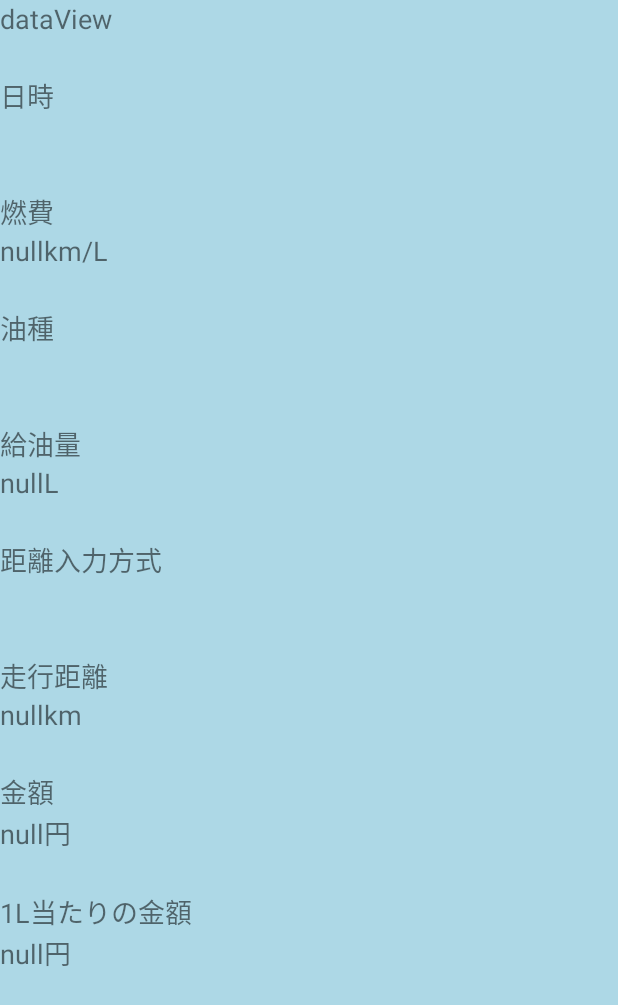
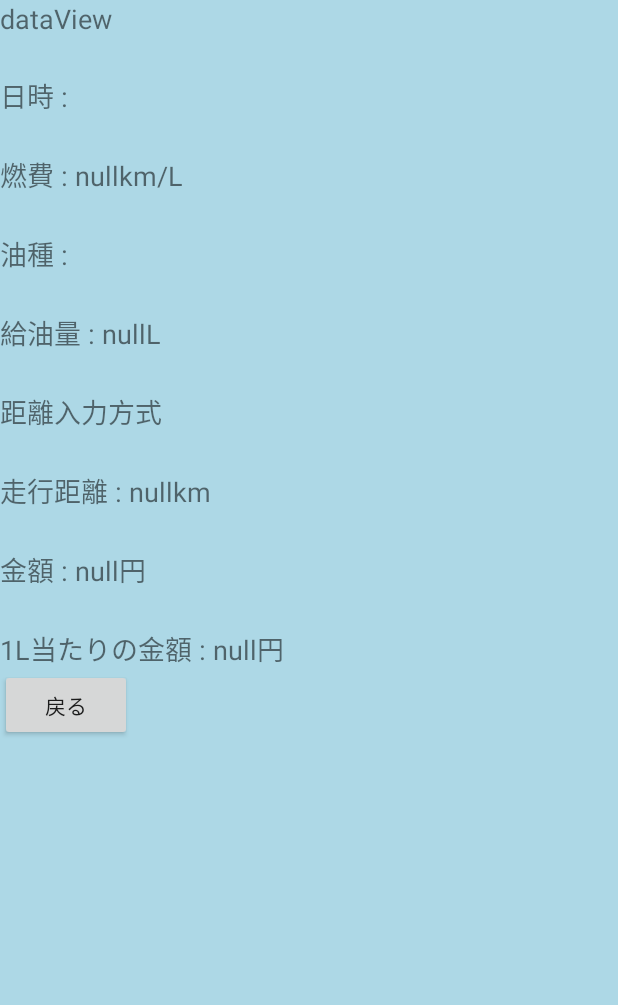
Before and after one commit to uezonokou/FuelMemory, an Android app: the DataViewActivity screen opened directly, with no data from a screen before it, on a phone screen of 412 x 824 dp. Shown: the top 1005 px of the screen. Run offline under Robolectric (Android 15) with nearby library versions, the phone set to English and light mode, and no system bars.

Commit message:
戻るボタン追加

```diff
--- a/app/src/main/java/com/example/fuelmemory/DataViewActivity.java
+++ b/app/src/main/java/com/example/fuelmemory/DataViewActivity.java
@@ -3,6 +3,8 @@ package com.example.fuelmemory;
 import android.app.Activity;
 import android.content.Intent;
 import android.os.Bundle;
+import android.view.View;
+import android.widget.Button;
 import android.widget.TextView;
 
 import java.io.BufferedReader;
@@ -24,12 +26,14 @@ public class DataViewActivity extends Activity {
     public TextView fuelvalue;
     public TextView Lkingaku;
     public TextView kyoriset;
+    public Button back;
+
 
     protected void onCreate(Bundle savedInstanceState) {
         super.onCreate(savedInstanceState);
         setContentView(R.layout.activity_dateview);
 
-        Intent intent = getIntent();
+        final Intent intent = getIntent();
         day_Data = intent.getStringExtra(HistoryActivity.DAY_MESSAGE);
 
         day=findViewById(R.id.day);
@@ -40,9 +44,10 @@ public class DataViewActivity extends Activity {
         fuelvalue=findViewById(R.id.Fuel_value);
         Lkingaku=findViewById(R.id.Lkingaku);
         kyoriset=findViewById(R.id.Kyoriset);
+        back=findViewById(R.id.back);
 
 
-        String FullPath;
+        final String FullPath;
 
         FullPath = "Memory_" + day_Data + ".txt";
 
@@ -57,6 +62,15 @@ public class DataViewActivity extends Activity {
         fuelvalue.setText(inportData[4]+"km/L");
         Lkingaku.setText(inportData[5] + "円");
         kyoriset.setText(inportData[6]);
+
+
+        back.setOnClickListener(new View.OnClickListener() {
+            @Override
+            public void onClick(View v) {
+                finish();
+            }
+        });
+
 
     }
 
--- a/app/src/main/java/com/example/fuelmemory/HistoryActivity.java
+++ b/app/src/main/java/com/example/fuelmemory/HistoryActivity.java
@@ -33,25 +33,20 @@ public class HistoryActivity extends Activity {
     public int cnt=0;
 
 
+
     protected void onCreate(Bundle savedInstanceState) {
         super.onCreate(savedInstanceState);
         setContentView(R.layout.activity_history);
 
-
-
-        /*ファイルをどうやって検索するか
-            記録するときに日付データも遷移時に渡してそれを受け取ってファイル名指定させる？
-            /data/data/com.example.fuelmemory/files
-         */
-
         SearchMemory();
 
+        final ListView listView = findViewById(R.id.Memory_List);
         ArrayAdapter<String> adapter = new ArrayAdapter<String>(this,android.R.layout.simple_list_item_1,list);
-
-        final ListView listView = findViewById(R.id.Memory_List);
 
         listView.setEmptyView(findViewById(R.id.enmpty));
         listView.setAdapter(adapter);
+
+
 
         listView.setOnItemClickListener(new AdapterView.OnItemClickListener() {
             @Override
@@ -66,6 +61,7 @@ public class HistoryActivity extends Activity {
             }
         });
 
+
     }
 
 
@@ -77,7 +73,7 @@ public class HistoryActivity extends Activity {
 
         int m = 0;
         int n = 0;
-        String[] filename;
+        String[] filename=null;
         String txtPath =null;
 
         while (listDirectory.size() > m){
@@ -120,4 +116,6 @@ public class HistoryActivity extends Activity {
         }
     }
 
+
+
 }
--- a/app/src/main/java/com/example/fuelmemory/MainActivity.java
+++ b/app/src/main/java/com/example/fuelmemory/MainActivity.java
@@ -23,6 +23,7 @@ public class MainActivity extends Activity {
     public double Mavg;
 
     static final int request=1000;
+
 
     public String setFilename ="MainViewSet";
 
--- a/app/src/main/res/layout/activity_dateview.xml
+++ b/app/src/main/res/layout/activity_dateview.xml
@@ -25,21 +25,22 @@
                 android:layout_height="25dp" />
 
             <LinearLayout
-                android:layout_width="wrap_content"
-                android:layout_height="wrap_content"
-                android:orientation="vertical">
+                android:layout_width="match_parent"
+                android:layout_height="match_parent"
+                android:orientation="horizontal">
 
                 <TextView
                     android:id="@+id/textView22"
                     android:layout_width="wrap_content"
                     android:layout_height="wrap_content"
-                    android:text="日時"
+                    android:text="日時 : "
                     android:textSize="18sp" />
 
                 <TextView
                     android:id="@+id/day"
                     android:layout_width="wrap_content"
                     android:layout_height="wrap_content"
+                    android:text="5555"
                     android:textSize="18sp" />
             </LinearLayout>
 
@@ -50,13 +51,13 @@
             <LinearLayout
                 android:layout_width="wrap_content"
                 android:layout_height="wrap_content"
-                android:orientation="vertical">
+                android:orientation="horizontal">
 
                 <TextView
                     android:id="@+id/textView23"
                     android:layout_width="match_parent"
                     android:layout_height="wrap_content"
-                    android:text="燃費"
+                    android:text="燃費 : "
                     android:textSize="18sp" />
 
                 <TextView
@@ -73,13 +74,13 @@
             <LinearLayout
                 android:layout_width="wrap_content"
                 android:layout_height="wrap_content"
-                android:orientation="vertical">
+                android:orientation="horizontal">
 
                 <TextView
                     android:id="@+id/textview24"
                     android:layout_width="match_parent"
                     android:layout_height="wrap_content"
-                    android:text="油種"
+                    android:text="油種 : "
                     android:textSize="18sp" />
 
                 <TextView
@@ -96,13 +97,13 @@
             <LinearLayout
                 android:layout_width="wrap_content"
                 android:layout_height="wrap_content"
-                android:orientation="vertical">
+                android:orientation="horizontal">
 
                 <TextView
                     android:id="@+id/textView25"
                     android:layout_width="match_parent"
                     android:layout_height="wrap_content"
-                    android:text="給油量"
+                    android:text="給油量 : "
                     android:textSize="18sp" />
 
                 <TextView
@@ -119,7 +120,7 @@
             <LinearLayout
                 android:layout_width="wrap_content"
                 android:layout_height="wrap_content"
-                android:orientation="vertical">
+                android:orientation="horizontal">
 
                 <TextView
                     android:id="@+id/textView17"
@@ -142,13 +143,13 @@
             <LinearLayout
                 android:layout_width="wrap_content"
                 android:layout_height="wrap_content"
-                android:orientation="vertical">
+                android:orientation="horizontal">
 
                 <TextView
                     android:id="@+id/textView28"
                     android:layout_width="match_parent"
                     android:layout_height="wrap_content"
-                    android:text="走行距離"
+                    android:text="走行距離 : "
                     android:textSize="18sp" />
 
                 <TextView
@@ -165,13 +166,13 @@
             <LinearLayout
                 android:layout_width="wrap_content"
                 android:layout_height="wrap_content"
-                android:orientation="vertical">
+                android:orientation="horizontal">
 
                 <TextView
                     android:id="@+id/textView26"
                     android:layout_width="match_parent"
                     android:layout_height="wrap_content"
-                    android:text="金額"
+                    android:text="金額 : "
                     android:textSize="18sp" />
 
                 <TextView
@@ -188,13 +189,13 @@
             <LinearLayout
                 android:layout_width="wrap_content"
                 android:layout_height="wrap_content"
-                android:orientation="vertical">
+                android:orientation="horizontal">
 
                 <TextView
                     android:id="@+id/textView27"
                     android:layout_width="match_parent"
                     android:layout_height="wrap_content"
-                    android:text="1L当たりの金額"
+                    android:text="1L当たりの金額 : "
                     android:textSize="18sp" />
 
                 <TextView
@@ -204,6 +205,19 @@
                     android:textSize="18sp" />
             </LinearLayout>
 
+            <LinearLayout
+                android:layout_width="wrap_content"
+                android:layout_height="wrap_content"
+                android:orientation="horizontal">
+
+                <Button
+                    android:id="@+id/back"
+                    android:layout_width="wrap_content"
+                    android:layout_height="wrap_content"
+                    android:text="戻る" />
+
+            </LinearLayout>
+
         </LinearLayout>
     </ScrollView>
 
```
